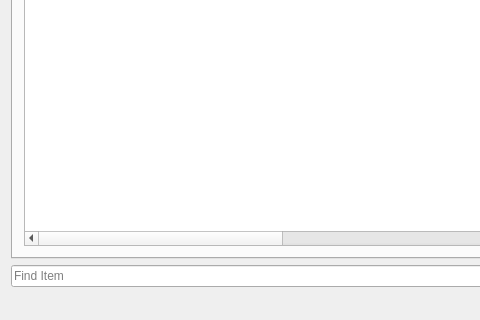
bennisverrir/Golfing-Union-of-Ireland, file mainwindow.ui: the form before one commit; both pictures show x 0 to 480 and y 335 to 655 of the 1088 by 655 pixel window.
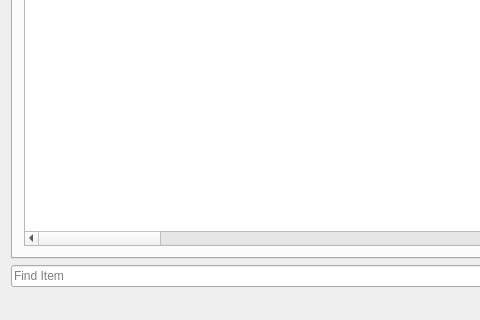
The form after the commit. The open tabs and pages were chosen to show the change.

Commit message: laga error

The edit to the form file:
```diff
--- a/mainwindow.ui
+++ b/mainwindow.ui
@@ -26,6 +26,9 @@
          <layout class="QHBoxLayout" name="horizontalLayout_4">
           <item>
            <widget class="QTabWidget" name="TableView">
+            <property name="enabled">
+             <bool>true</bool>
+            </property>
             <property name="tabPosition">
              <enum>QTabWidget::North</enum>
             </property>
@@ -460,6 +463,16 @@
                   <string>Computer Name</string>
                  </property>
                 </column>
+                <column>
+                 <property name="text">
+                  <string>ScientistID</string>
+                 </property>
+                </column>
+                <column>
+                 <property name="text">
+                  <string>ComputerID</string>
+                 </property>
+                </column>
                </widget>
               </item>
               <item>
```
Left out of the diff: 107 changed lines with no effect on the pictures.
